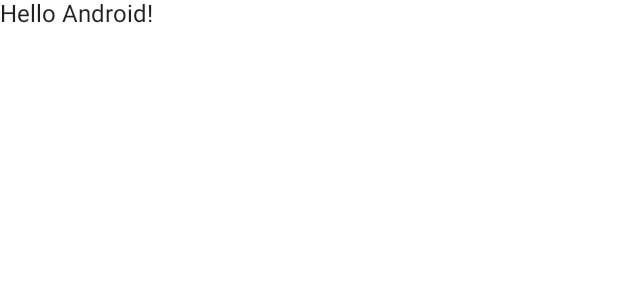
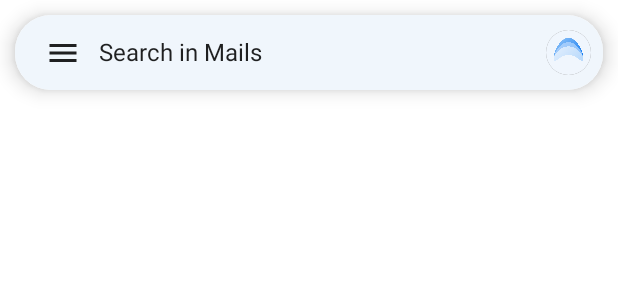
Before and after one commit to oguzsout/ComposeNavDrawer, an Android app built with Jetpack Compose: the @Preview function DefaultPreview, on a phone screen of 412 x 824 dp. Shown: the top 300 px of the screen. Run offline under Robolectric (Android 15) with nearby library versions, the phone set to English and light mode, and no system bars.

Commit message:
finished project

```diff
--- a/app/src/main/java/com/oguzdogdu/composenavdrawer/MainActivity.kt
+++ b/app/src/main/java/com/oguzdogdu/composenavdrawer/MainActivity.kt
@@ -3,13 +3,18 @@ package com.oguzdogdu.composenavdrawer
 import android.os.Bundle
 import androidx.activity.ComponentActivity
 import androidx.activity.compose.setContent
+import androidx.compose.foundation.background
 import androidx.compose.foundation.layout.fillMaxSize
-import androidx.compose.material.MaterialTheme
-import androidx.compose.material.Surface
-import androidx.compose.material.Text
+import androidx.compose.foundation.rememberScrollState
+import androidx.compose.material.*
 import androidx.compose.runtime.Composable
+import androidx.compose.runtime.rememberCoroutineScope
 import androidx.compose.ui.Modifier
+import androidx.compose.ui.graphics.Color
+import androidx.compose.ui.graphics.toArgb
 import androidx.compose.ui.tooling.preview.Preview
+import com.oguzdogdu.composenavdrawer.common.GmailAppBar
+import com.oguzdogdu.composenavdrawer.common.GmailDrawerMenu
 import com.oguzdogdu.composenavdrawer.ui.theme.ComposeNavDrawerTheme
 
 class MainActivity : ComponentActivity() {
@@ -17,12 +22,11 @@ class MainActivity : ComponentActivity() {
         super.onCreate(savedInstanceState)
         setContent {
             ComposeNavDrawerTheme {
-                // A surface container using the 'background' color from the theme
+                window?.statusBarColor = Color.White.toArgb()
                 Surface(
-                    modifier = Modifier.fillMaxSize(),
                     color = MaterialTheme.colors.background
                 ) {
-                    Greeting("Android")
+                    GmailApp()
                 }
             }
         }
@@ -30,14 +34,25 @@ class MainActivity : ComponentActivity() {
 }
 
 @Composable
-fun Greeting(name: String) {
-    Text(text = "Hello $name!")
+fun GmailApp() {
+    val scaffoldState = rememberScaffoldState()
+    val coroutineScope = rememberCoroutineScope()
+
+    Scaffold(
+        scaffoldState = scaffoldState,
+        topBar = { GmailAppBar(scaffoldState, coroutineScope) },
+        drawerContent = {
+            GmailDrawerMenu()
+        }
+    ) {
+
+    }
 }
 
 @Preview(showBackground = true)
 @Composable
 fun DefaultPreview() {
     ComposeNavDrawerTheme {
-        Greeting("Android")
+       GmailApp()
     }
 }
```
